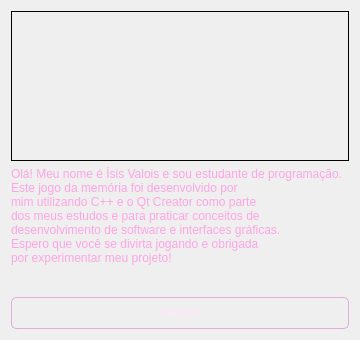
Old version of the form aboutdialog.ui in the repository isisvs42/Jogo-da-Memoria.
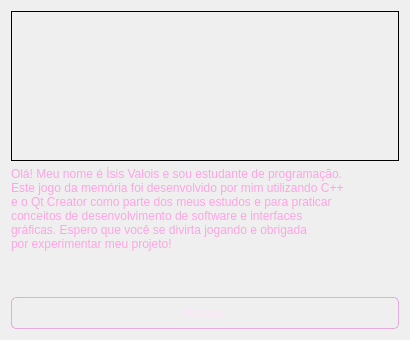
New version of the form.

Commit message: mudando texto do about

```diff
--- a/aboutdialog.ui
+++ b/aboutdialog.ui
@@ -6,7 +6,7 @@
    <rect>
     <x>0</x>
     <y>0</y>
-    <width>360</width>
+    <width>410</width>
     <height>340</height>
    </rect>
   </property>
@@ -53,11 +53,10 @@
      </property>
      <property name="text">
       <string>Olá! Meu nome é Ísis Valois e sou estudante de programação.
-Este jogo da memória foi desenvolvido por
-mim utilizando C++ e o Qt Creator como parte
-dos meus estudos e para praticar conceitos de
-desenvolvimento de software e interfaces gráficas.
-Espero que você se divirta jogando e obrigada
+Este jogo da memória foi desenvolvido por mim utilizando C++
+e o Qt Creator como parte dos meus estudos e para praticar
+conceitos de desenvolvimento de software e interfaces
+gráficas. Espero que você se divirta jogando e obrigada
 por experimentar meu projeto!</string>
      </property>
     </widget>
```
